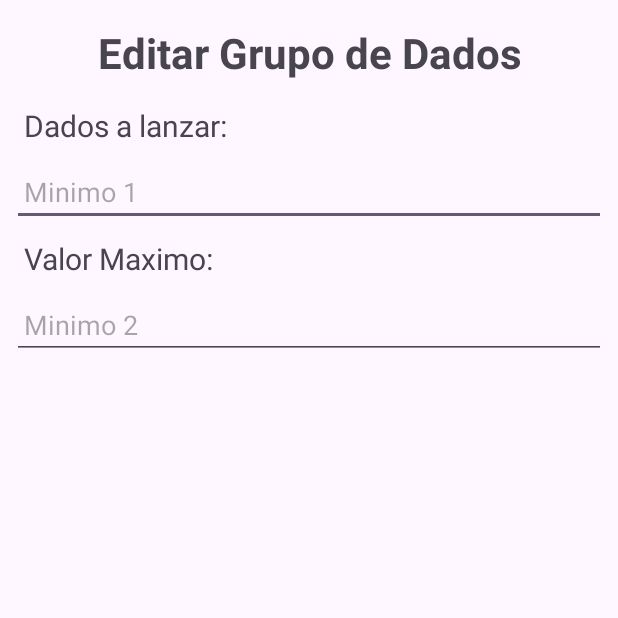
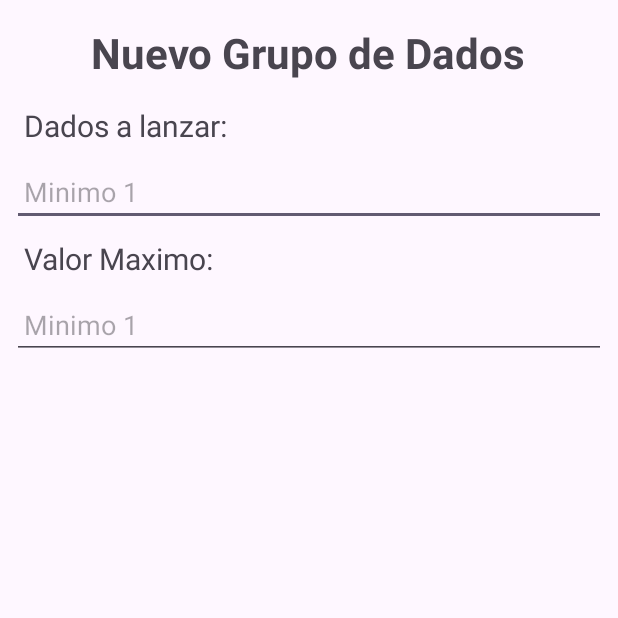
Before and after one commit to dagoes/DiceRoller, an Android app: the EditarGrupo screen opened directly, with no data from a screen before it, after a tap on "Guardar", on a phone screen of 412 x 824 dp, the top half of it. Run offline under Robolectric (Android 15) with nearby library versions, the phone set to English and light mode, and no system bars.

Commit message:
Codigo para cambiar titulo de EditarGrupo cuando es un nuevo grupo y para evitar fallos en la bbdd, añadido commentarios
todo el texto en activity_editgroup.xml pasado a strings.xml

Pequeños cambios de espaciado o orden del codigo en LanzarDado, Opciones y VerGrupos

```diff
--- a/app/src/main/java/com/example/diceroller/activities/EditarGrupo.java
+++ b/app/src/main/java/com/example/diceroller/activities/EditarGrupo.java
@@ -6,6 +6,7 @@ import android.text.TextUtils;
 import android.view.View;
 import android.widget.Button;
 import android.widget.EditText;
+import android.widget.TextView;
 import android.widget.Toast;
 
 import androidx.appcompat.app.AppCompatActivity;
@@ -30,11 +31,16 @@ public class EditarGrupo extends AppCompatActivity {
 
         Intent intent = getIntent();
         if (intent.hasExtra("id")) {
+            //Si es un grupo existente recibir sus datos
             entryId = intent.getIntExtra("id", -1);
             String cant = intent.getIntExtra("cantidad",-1)+"";
             editTextCantidad.setText(cant);
             String val = intent.getIntExtra("valor_maximo",-1)+"";
             editTextValorMaximo.setText(val);
+        } else {
+            //Si es un grupo nuevo cambiar titulo
+            TextView titulo = findViewById(R.id.tituloEditar);
+            titulo.setText(R.string.nuevo_grupo);
         }
 
         Button btnGuardar = findViewById(R.id.buttonGuardar);
@@ -58,16 +64,20 @@ public class EditarGrupo extends AppCompatActivity {
 
     public boolean modificar(){
         boolean hecho = false;
-        if (TextUtils.isEmpty(editTextCantidad.getText().toString()) ||
-                TextUtils.isEmpty(editTextValorMaximo.getText().toString())) {
-            Toast.makeText(EditarGrupo.this,"Rellene ambos campos",Toast.LENGTH_SHORT).show();
+        if (TextUtils.isEmpty(editTextCantidad.getText().toString()) || //prevenir fallos en el codigo por variable vacia
+                TextUtils.isEmpty(editTextValorMaximo.getText().toString()) ||
+                editTextCantidad.getText().toString().matches("0") || //prevenir fallos en la bbdd por valor nulo
+                editTextValorMaximo.getText().toString().matches("0")) {
+            Toast.makeText(EditarGrupo.this,"Rellene ambos campos con valores validos",Toast.LENGTH_SHORT).show();
         } else {
             int cantidad = Integer.parseInt(editTextCantidad.getText().toString());
             int valor_maximo = Integer.parseInt(editTextValorMaximo.getText().toString());
             if (entryId == -1) {
+                //Si es nuevo crear entrada en la tabla
                 dbHelper.addEntry(cantidad, valor_maximo);  // Nuevo elemento
                 Toast.makeText(EditarGrupo.this,"Nuevo grupo creado",Toast.LENGTH_SHORT).show();
             } else {
+                //Si no editar entrada
                 dbHelper.updateEntry(entryId, cantidad, valor_maximo);  // Actualizar elemento existente
                 Toast.makeText(EditarGrupo.this,"Grupo modificado",Toast.LENGTH_SHORT).show();
             }
--- a/app/src/main/java/com/example/diceroller/activities/LanzarDado.java
+++ b/app/src/main/java/com/example/diceroller/activities/LanzarDado.java
@@ -15,7 +15,6 @@ import com.example.diceroller.R;
 import java.util.Random;
 
 public class LanzarDado extends AppCompatActivity {
-    private SharedPreferences sharedPreferences;
     private int cantidad, valor_maximo, suma;
     private MediaPlayer mediaPlayer;
 
@@ -28,7 +27,7 @@ public class LanzarDado extends AppCompatActivity {
         TextView textResultado = findViewById(R.id.textResultado);
         TextView textSuma = findViewById(R.id.textSuma);
 
-        sharedPreferences = getSharedPreferences("Dados", MODE_PRIVATE);
+        SharedPreferences sharedPreferences = getSharedPreferences("Dados", MODE_PRIVATE);
         cantidad = sharedPreferences.getInt("cantidad", 0);
         valor_maximo = sharedPreferences.getInt("valor_maximo", 0);
         Boolean sonido = sharedPreferences.getBoolean("sonido", true);
--- a/app/src/main/java/com/example/diceroller/activities/Opciones.java
+++ b/app/src/main/java/com/example/diceroller/activities/Opciones.java
@@ -73,11 +73,11 @@ public class Opciones extends AppCompatActivity {
         try(DBHelper dbHelper = new DBHelper(this);){
             dbHelper.emptyTable();
         } catch(Exception ignored){}
+        //Cambiar el estado del switch de sonido
+        switchSonido.setChecked(true);
         //Vaciar SharedPreferences
         SharedPreferences.Editor editor = sharedPreferences.edit();
         editor.clear();
         editor.apply();
-
-        switchSonido.setChecked(true);
     }
 }
--- a/app/src/main/java/com/example/diceroller/activities/VerGrupos.java
+++ b/app/src/main/java/com/example/diceroller/activities/VerGrupos.java
@@ -99,9 +99,7 @@ public class VerGrupos extends AppCompatActivity {
                 }
             }
         });
-
         AlertDialog dialog = builder.create();
         dialog.show();
-
     }
 }
--- a/app/src/main/res/layout/activity_editgroup.xml
+++ b/app/src/main/res/layout/activity_editgroup.xml
@@ -17,7 +17,7 @@
             android:layout_height="wrap_content"
             android:layout_gravity="center"
             android:padding="8dp"
-            android:text="Editar Grupo de Dados"
+            android:text="@string/editar_grupo"
             android:textAlignment="center"
             android:textSize="28sp"
             android:textStyle="bold" />
@@ -27,7 +27,7 @@
             android:layout_width="match_parent"
             android:layout_height="wrap_content"
             android:padding="8dp"
-            android:text="Dados a lanzar:"
+            android:text="@string/dados_a_lanzar"
             android:textSize="20sp" />
 
         <EditText
@@ -35,7 +35,7 @@
             android:layout_width="match_parent"
             android:layout_height="wrap_content"
             android:ems="10"
-            android:hint="Minimo 1"
+            android:hint="@string/minimo_1"
             android:inputType="number"
             android:paddingHorizontal="8dp" />
 
@@ -44,7 +44,7 @@
             android:layout_width="match_parent"
             android:layout_height="wrap_content"
             android:padding="8dp"
-            android:text="Valor Maximo:"
+            android:text="@string/valor_maximo"
             android:textSize="20sp" />
 
         <EditText
@@ -52,7 +52,7 @@
             android:layout_width="match_parent"
             android:layout_height="wrap_content"
             android:ems="10"
-            android:hint="Minimo 2"
+            android:hint="@string/minimo_1"
             android:inputType="number"
             android:paddingHorizontal="8dp" />
 
@@ -64,7 +64,7 @@
         android:layout_height="wrap_content"
         android:layout_marginHorizontal="120dp"
         android:layout_marginVertical="16dp"
-        android:text="Guardar"
+        android:text="@string/guardar"
         android:textSize="20sp"
         app:layout_constraintBottom_toTopOf="@+id/buttonVolver2"
         app:layout_constraintEnd_toEndOf="parent"
--- a/app/src/main/res/values/strings.xml
+++ b/app/src/main/res/values/strings.xml
@@ -2,4 +2,10 @@
     <string name="app_name">DiceRoller</string>
     <string name="volver">Volver</string>
     <string name="lanzar">Lanzar</string>
+    <string name="nuevo_grupo">Nuevo Grupo de Dados</string>
+    <string name="editar_grupo">Editar Grupo de Dados</string>
+    <string name="guardar">Guardar</string>
+    <string name="dados_a_lanzar">Dados a lanzar:</string>
+    <string name="valor_maximo">Valor Maximo:</string>
+    <string name="minimo_1">Minimo 1</string>
 </resources>
```
